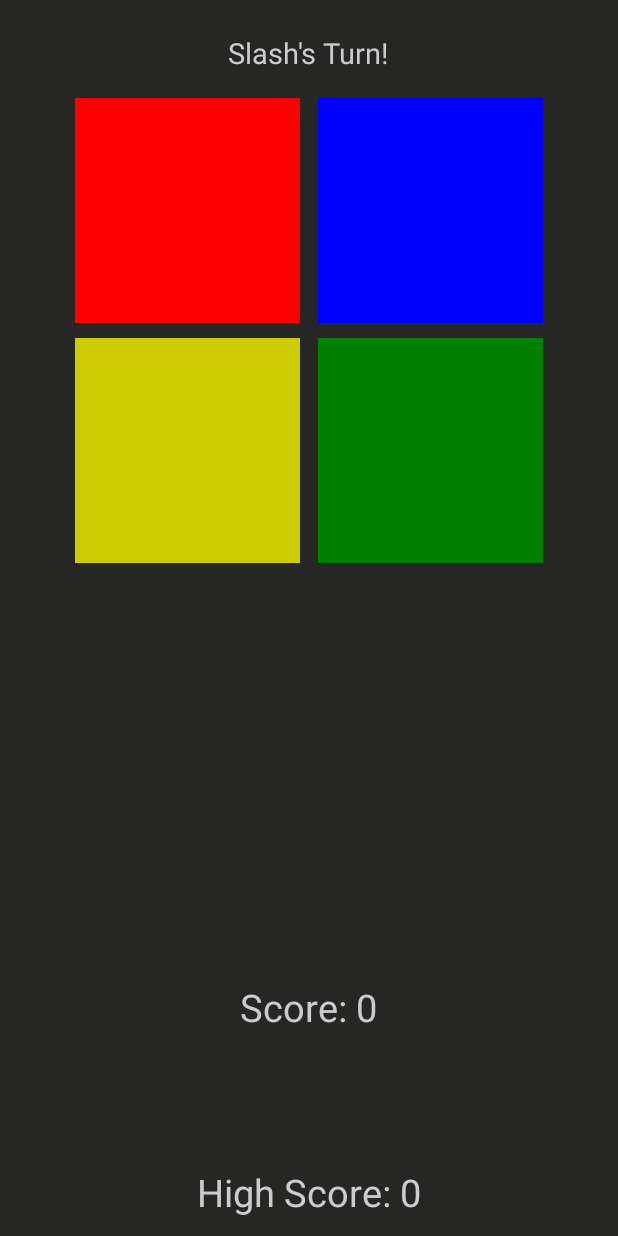
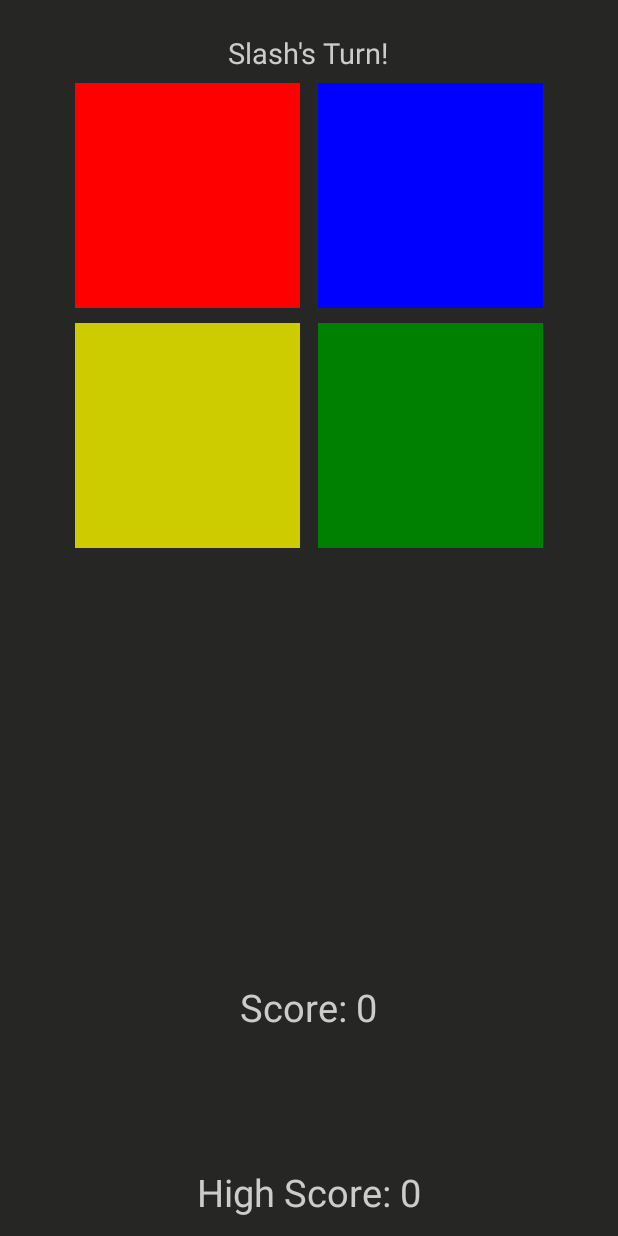
Before and after one commit to Schopperkyle/RockstarSays, an Android app: the MainActivity screen opened directly, with no data from a screen before it, on a phone screen of 412 x 824 dp. Run offline under Robolectric (Android 15) with nearby library versions, the phone set to English and light mode, and no system bars.

Commit message:
Initial Commit

```diff
--- a/app/src/main/res/layout/activity_main.xml
+++ b/app/src/main/res/layout/activity_main.xml
@@ -13,7 +13,7 @@
         android:layout_alignParentStart="true"
         android:layout_alignParentTop="true"
         android:layout_marginStart="50dp"
-        android:layout_marginTop="65dp"
+        android:layout_marginTop="55dp"
         android:background="@drawable/red_highlight" />
 
     <Button
@@ -29,7 +29,7 @@
         android:layout_width="150dp"
         android:layout_height="150dp"
         android:layout_alignStart="@+id/redButton"
-        android:layout_marginTop="225dp"
+        android:layout_marginTop="215dp"
         android:background="@drawable/yellow_highlight" />
 
     <Button
```
